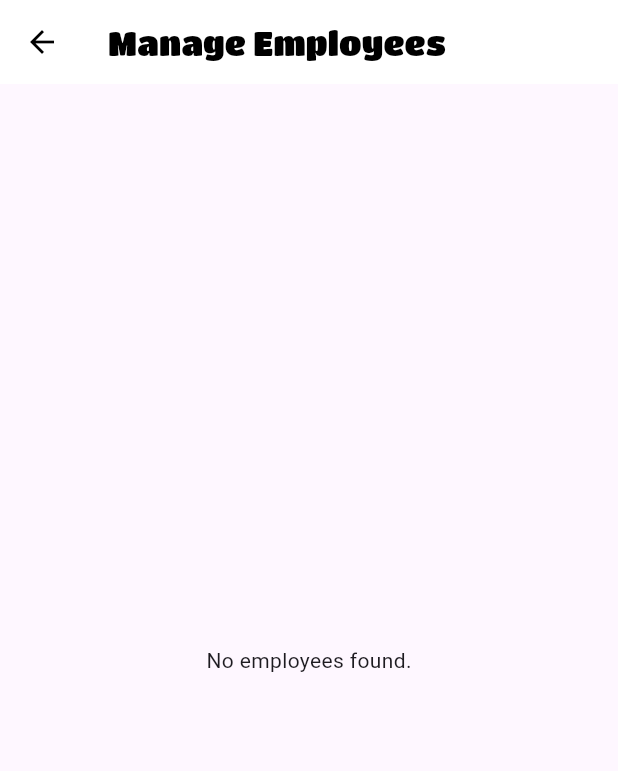
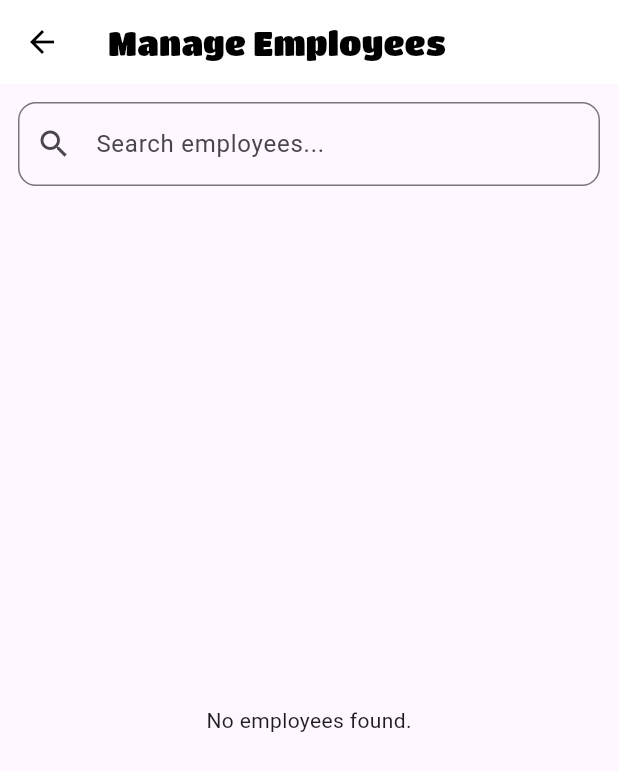
Before and after one commit to Ibrahimelz/AppDev2Project, a Flutter app: the manageEmployees screen opened directly, on a phone screen of 412 x 824 dp. Shown: the top 771 px of the screen. Run offline on Flutter 3.47's test engine with Material 3 defaults, Android fonts, the phone set to English and light mode, and no system bars; our stand-ins replace awesome_notifications, cloud_firestore, firebase_auth, firebase_core, firebase_storage, google_maps_flutter and 2 more; accounts and stored records are empty.

Commit message:
Search Clients and EMployees

```diff
--- a/lib/Admin/manageEmployees.dart
+++ b/lib/Admin/manageEmployees.dart
@@ -9,10 +9,36 @@ class manageEmployees extends StatefulWidget {
 }
 
 class _manageEmployeesState extends State<manageEmployees> {
-  final CollectionReference employees =
-  FirebaseFirestore.instance.collection('Employees');
+  final CollectionReference employees = FirebaseFirestore.instance.collection('Employees');
+  Set<String> expandedDocs = {};
+  TextEditingController _searchController = TextEditingController();
+  List<QueryDocumentSnapshot> _allEmployees = [];
+  List<QueryDocumentSnapshot> _filteredEmployees = [];
 
-  Set<String> expandedDocs = {};
+  @override
+  void initState() {
+    super.initState();
+    _searchController.addListener(_filterEmployees);
+  }
+
+  @override
+  void dispose() {
+    _searchController.dispose();
+    super.dispose();
+  }
+
+  void _filterEmployees() {
+    final query = _searchController.text.toLowerCase();
+    setState(() {
+      _filteredEmployees = _allEmployees.where((doc) {
+        final data = doc.data() as Map<String, dynamic>;
+        final fname = data['fname']?.toLowerCase() ?? '';
+        final lname = data['lname']?.toLowerCase() ?? '';
+        final email = data['email']?.toLowerCase() ?? '';
+        return fname.contains(query) || lname.contains(query) || email.contains(query);
+      }).toList();
+    });
+  }
 
   void toggleCard(String docId) {
     setState(() {
@@ -31,14 +57,9 @@ class _manageEmployeesState extends State<manageEmployees> {
         title: const Text('Warning', style: TextStyle(fontFamily: 'MyFont')),
         content: Text('Are you sure you want to fire $fullName?'),
         actions: [
-          TextButton(
-            onPressed: () => Navigator.of(context).pop(false),
-            child: const Text('Cancel'),
-          ),
+          TextButton(onPressed: () => Navigator.of(context).pop(false), child: const Text('Cancel')),
           ElevatedButton(
-            style: ElevatedButton.styleFrom(
-              backgroundColor: Colors.red,
-            ),
+            style: ElevatedButton.styleFrom(backgroundColor: Colors.red),
             onPressed: () => Navigator.of(context).pop(true),
             child: const Text('Delete'),
           ),
@@ -58,12 +79,25 @@ class _manageEmployeesState extends State<manageEmployees> {
   Widget build(BuildContext context) {
     return Scaffold(
       appBar: AppBar(
-        title:
-        const Text('Manage Employees', style: TextStyle(fontFamily: 'MyFont')),
+        title: const Text('Manage Employees', style: TextStyle(fontFamily: 'MyFont')),
         backgroundColor: Colors.white,
         foregroundColor: Colors.black,
       ),
-      body: StreamBuilder<QuerySnapshot>(
+      body: Column(
+        children: [
+          Padding(
+            padding: const EdgeInsets.all(12),
+            child: TextField(
+              controller: _searchController,
+              decoration: InputDecoration(
+                hintText: 'Search employees...',
+                prefixIcon: const Icon(Icons.search),
+                border: OutlineInputBorder(borderRadius: BorderRadius.circular(12)),
+              ),
+            ),
+          ),
+          Expanded(
+            child: StreamBuilder<QuerySnapshot>(
               stream: employees.orderBy('employeeID').snapshots(),
               builder: (context, snapshot) {
                 if (snapshot.connectionState == ConnectionState.waiting) {
@@ -74,27 +108,27 @@ class _manageEmployeesState extends State<manageEmployees> {
                   return const Center(child: Text('Error fetching employees'));
                 }
 
-          final employeeDocs = snapshot.data!.docs;
+                _allEmployees = snapshot.data!.docs;
+                _filteredEmployees = _searchController.text.isEmpty
+                    ? _allEmployees
+                    : _filteredEmployees;
 
-          if (employeeDocs.isEmpty) {
+                if (_filteredEmployees.isEmpty) {
                   return const Center(child: Text('No employees found.'));
                 }
 
                 return ListView.builder(
                   padding: const EdgeInsets.all(16),
-            itemCount: employeeDocs.length,
+                  itemCount: _filteredEmployees.length,
                   itemBuilder: (context, index) {
-              final doc = employeeDocs[index];
+                    final doc = _filteredEmployees[index];
                     final data = doc.data() as Map<String, dynamic>;
                     final docId = doc.id;
-
                     final isExpanded = expandedDocs.contains(docId);
 
                     return Card(
                       elevation: 4,
-                shape: RoundedRectangleBorder(
-                  borderRadius: BorderRadius.circular(12),
-                ),
+                      shape: RoundedRectangleBorder(borderRadius: BorderRadius.circular(12)),
                       margin: const EdgeInsets.symmetric(vertical: 10),
                       child: InkWell(
                         onTap: () => toggleCard(docId),
@@ -103,7 +137,6 @@ class _manageEmployeesState extends State<manageEmployees> {
                           child: Column(
                             crossAxisAlignment: CrossAxisAlignment.start,
                             children: [
-                        // Always-visible fields
                               Row(
                                 mainAxisAlignment: MainAxisAlignment.spaceBetween,
                                 children: [
@@ -144,8 +177,8 @@ class _manageEmployeesState extends State<manageEmployees> {
                                     ),
                                     IconButton(
                                       icon: const Icon(Icons.delete, color: Colors.red),
-                                onPressed: () => deleteEmployee(
-                                    docId, '${data['fname']} ${data['lname']}'),
+                                      onPressed: () =>
+                                          deleteEmployee(docId, '${data['fname']} ${data['lname']}'),
                                     ),
                                   ],
                                 ),
@@ -158,6 +191,9 @@ class _manageEmployeesState extends State<manageEmployees> {
                 );
               },
             ),
+          ),
+        ],
+      ),
     );
   }
 }
```
Also changed, not shown: lib/Employee/manageClients.dart (+75 -42 lines). Lines whose indentation alone changed are shown as unchanged.
